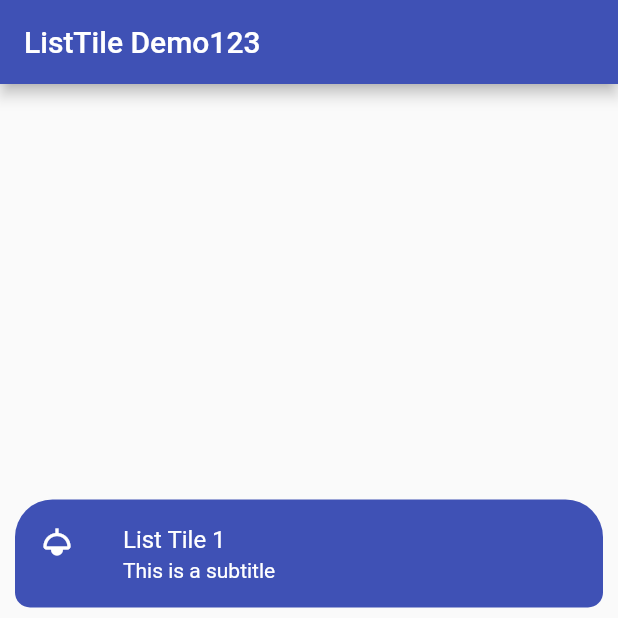
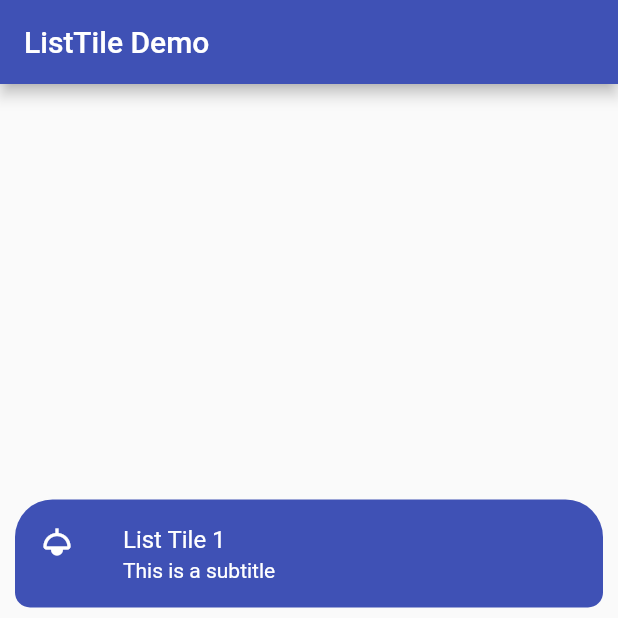
Before and after one commit to tanat29/listtile_fluttter, a Flutter app: the screen it shows after launch, on a phone screen of 412 x 824 dp, the top half of it. Run offline on Flutter 3.47's test engine with Material 2 defaults, Android fonts, the phone set to English and light mode, and no system bars.

Commit message:
Update main.dart

```diff
--- a/lib/main.dart
+++ b/lib/main.dart
@@ -30,7 +30,7 @@ class _MyHomePageState extends State<MyHomePage> {
   Widget build(BuildContext context) {
     return Scaffold(
       appBar: AppBar(
-        title: const Text('ListTile Demo123'),
+        title: const Text('ListTile Demo'),
         backgroundColor: Colors.indigo,
       ),
       body: Center(
```
